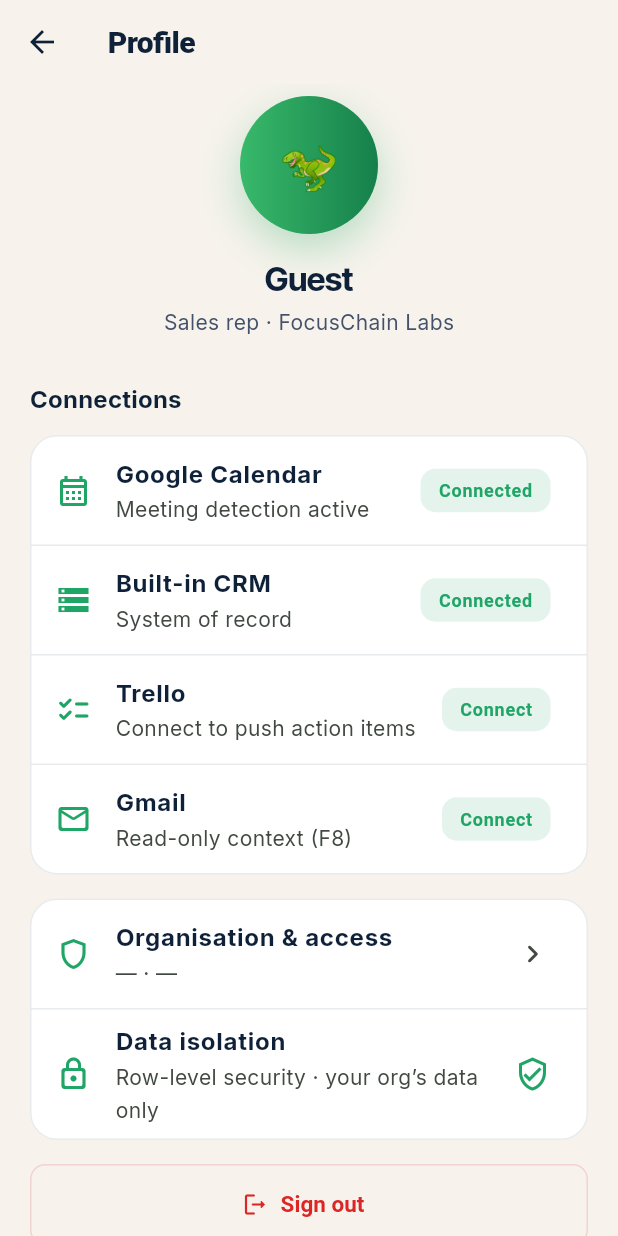
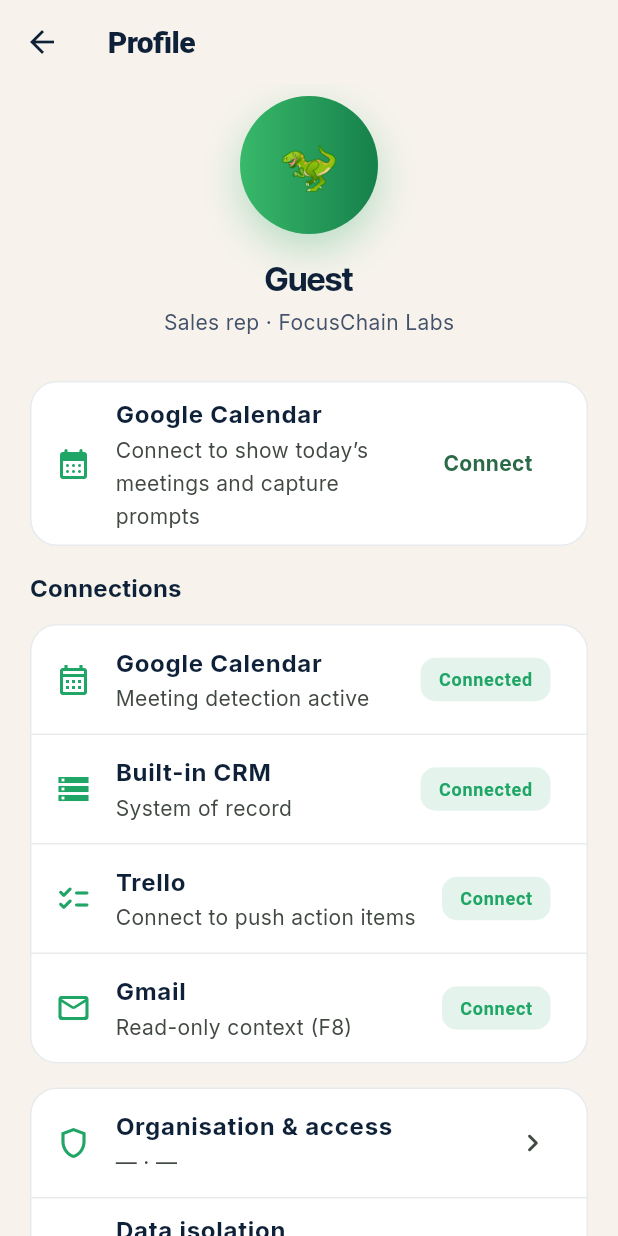
Before and after one commit to savinpadencherry/Focuschainlabs_mobile, a Flutter app: the ProfilePage screen opened directly, on a phone screen of 412 x 824 dp. Run offline on Flutter 3.47's test engine with Material 3 defaults, Android fonts, the phone set to English and light mode, and no system bars; our stand-ins replace bloc, curved_navigation_bar, equatable, firebase_analytics, firebase_auth, firebase_core and 12 more; accounts and stored records are empty.

Commit message:
fix: Google login loop — decouple Calendar scope, surface errors, non-fatal analytics
Root cause: login requested the sensitive Calendar scope, triggering Google's
unverified-app screen and fragile token issuance; on any failure the bloc
silently emitted unauthenticated, looping back to login.

- GoogleAuthService: login now requests only basic email/profile scopes;
  Calendar is requested on demand via connectCalendar() (Profile). Guard against
  null tokens with a clear message.
- FirebaseAuthRepository: analytics calls are fire-and-forget so they can never
  discard a successful sign-in.
- AuthBloc/AuthState: carry an error message; treat picker-dismissal as a quiet
  cancel; surface real failures on the login screen via a SnackBar.
- Profile: "Connect Google Calendar" opt-in tile (sensitive scope, post-login).

Validated: flutter analyze clean, flutter test pass, flutter build web OK.

Co-Authored-By: Claude Opus 4.8 <noreply@anthropic.com>
Claude-Session: https://claude.ai/code/session_0197qb93Vn3gwc6QennQM8UL

```diff
--- a/lib/features/auth/bloc/auth_state.dart
+++ b/lib/features/auth/bloc/auth_state.dart
@@ -3,20 +3,24 @@ part of 'auth_bloc.dart';
 enum AuthStatus { unknown, loading, authenticated, unauthenticated }
 
 class AuthState extends Equatable {
-  const AuthState._(this.status, [this.user]);
+  const AuthState._(this.status, {this.user, this.error});
 
   const AuthState.unknown() : this._(AuthStatus.unknown);
   const AuthState.loading() : this._(AuthStatus.loading);
-  const AuthState.unauthenticated() : this._(AuthStatus.unauthenticated);
+  const AuthState.unauthenticated({String? error})
+      : this._(AuthStatus.unauthenticated, error: error);
   const AuthState.authenticated(AppUser user)
-      : this._(AuthStatus.authenticated, user);
+      : this._(AuthStatus.authenticated, user: user);
 
   final AuthStatus status;
   final AppUser? user;
+
+  /// Set when a sign-in attempt failed (shown on the login screen).
+  final String? error;
 
   bool get isAuthenticated => status == AuthStatus.authenticated;
   bool get isLoading => status == AuthStatus.loading;
 
   @override
-  List<Object?> get props => <Object?>[status, user];
+  List<Object?> get props => <Object?>[status, user, error];
 }
--- a/lib/features/profile/view/profile_page.dart
+++ b/lib/features/profile/view/profile_page.dart
@@ -4,8 +4,11 @@ import 'package:flutter_bloc/flutter_bloc.dart';
 
 import '../../../core/constants/app_constants.dart';
 import '../../../core/data/seed_data.dart';
+import '../../../core/get.dart';
 import '../../../core/models/enums.dart';
 import '../../../core/models/user.dart';
+import '../../../core/services/auth/google_auth_service.dart';
+import '../../../core/services/firebase/firebase_bootstrap.dart';
 import '../../../core/theme/app_colors.dart';
 import '../../../core/theme/app_spacing.dart';
 import '../../../core/utils/responsive.dart';
@@ -32,6 +35,8 @@ class ProfilePage extends StatelessWidget {
             children: <Widget>[
               _Identity(user: user),
               AppSpacing.vGapXxl,
+              const _CalendarConnectCard(),
+              AppSpacing.vGapLg,
               ConnectionsCard(integrations: SeedData.integrations()),
               AppSpacing.vGapLg,
               _OrgCard(user: user),
@@ -135,6 +140,62 @@ class _OrgCard extends StatelessWidget {
   }
 }
 
+/// Opt-in Google Calendar connection (the sensitive scope is requested here,
+/// not at login, so sign-in stays friction-free).
+class _CalendarConnectCard extends StatefulWidget {
+  const _CalendarConnectCard();
+
+  @override
+  State<_CalendarConnectCard> createState() => _CalendarConnectCardState();
+}
+
+class _CalendarConnectCardState extends State<_CalendarConnectCard> {
+  bool _busy = false;
+  bool _connected = false;
+
+  Future<void> _connect() async {
+    setState(() => _busy = true);
+    final bool ok = await app<GoogleAuthService>().connectCalendar();
+    if (!mounted) return;
+    setState(() {
+      _busy = false;
+      _connected = ok;
+    });
+    ScaffoldMessenger.of(context).showSnackBar(SnackBar(
+      content: Text(ok
+          ? 'Calendar connected — your meetings will appear shortly.'
+          : 'Calendar permission was not granted.'),
+    ));
+  }
+
+  @override
+  Widget build(BuildContext context) {
+    // Only meaningful with a real Firebase/Google session.
+    if (!FirebaseBootstrap.ready) return const SizedBox.shrink();
+    return Container(
+      decoration: BoxDecoration(
+        color: AppColors.surface,
+        borderRadius: BorderRadius.circular(AppSpacing.radiusLg),
+        border: Border.all(color: AppColors.cardBorder),
+      ),
+      child: ListTile(
+        leading: const Icon(Icons.calendar_month_rounded, color: AppColors.primary),
+        title: const Text('Google Calendar',
+            style: TextStyle(fontWeight: FontWeight.w700)),
+        subtitle: Text(_connected
+            ? 'Connected · pulling your meetings'
+            : 'Connect to show today’s meetings and capture prompts'),
+        trailing: _busy
+            ? const SizedBox(
+                width: 18, height: 18, child: CircularProgressIndicator(strokeWidth: 2))
+            : (_connected
+                ? const Icon(Icons.check_circle_rounded, color: AppColors.positive)
+                : TextButton(onPressed: _connect, child: const Text('Connect'))),
+      ),
+    );
+  }
+}
+
 class _SignOutButton extends StatelessWidget {
   @override
   Widget build(BuildContext context) {
```
Also changed, not shown: lib/core/repository/firebase_auth_repository.dart (+11 -4 lines), lib/core/services/auth/google_auth_service.dart (+35 -18 lines), lib/features/auth/bloc/auth_bloc.dart (+10 -1 lines), lib/features/auth/view/login_view.dart (+12 -1 lines).
